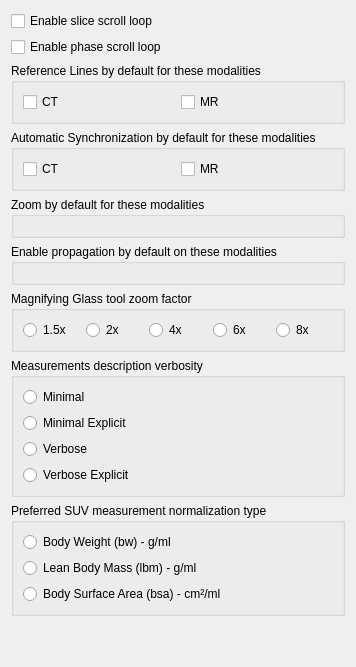
Before: the Qt Designer form starviewer/src/core/q2dviewerconfigurationscreenbase.ui in starviewer-medical/starviewer, drawn with Qt 5.
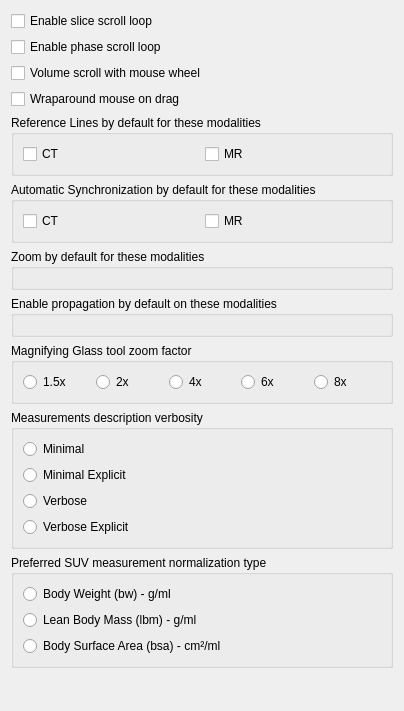
After: the same form once the commit is applied. Icons and pictures are not drawn. Custom widgets are drawn as their Qt base class.

What changed in the file:
```diff
--- a/starviewer/src/core/q2dviewerconfigurationscreenbase.ui
+++ b/starviewer/src/core/q2dviewerconfigurationscreenbase.ui
@@ -2,6 +2,14 @@
 <ui version="4.0">
  <class>udg::Q2DViewerConfigurationScreenBase</class>
  <widget class="QWidget" name="udg::Q2DViewerConfigurationScreenBase">
+  <property name="geometry">
+   <rect>
+    <x>0</x>
+    <y>0</y>
+    <width>404</width>
+    <height>711</height>
+   </rect>
+  </property>
   <property name="windowTitle">
    <string>2D Viewer Configuration</string>
   </property>
@@ -24,6 +32,20 @@
      </property>
     </widget>
    </item>
+   <item>
+    <widget class="QCheckBox" name="m_wheelVolumeScrollCheckBox">
+     <property name="text">
+      <string>Volume scroll with mouse wheel</string>
+     </property>
+    </widget>
+   </item>
+   <item>
+    <widget class="QCheckBox" name="m_mouseWraparoundCheckBox">
+     <property name="text">
+      <string>Wraparound mouse on drag</string>
+     </property>
+    </widget>
+   </item>
    <item>
     <widget class="QGroupBox" name="groupBox">
      <property name="title">
```
Left out of the diff: 2 changed lines with no effect on the pictures.
